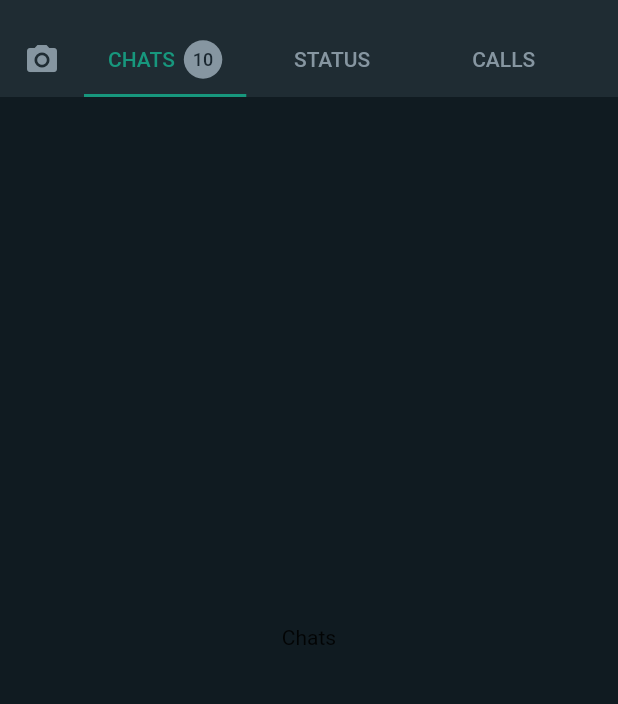
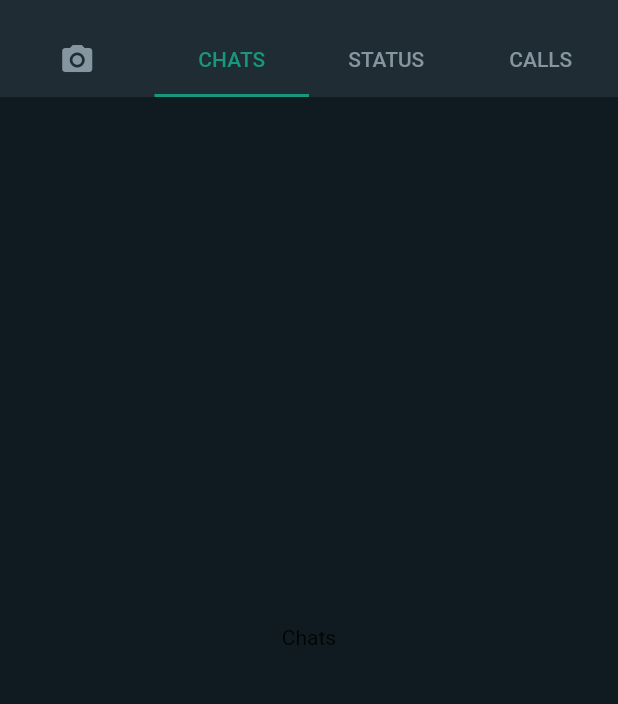
Before and after one commit to oliveira88/whatsapp, a Flutter app: the screen it shows after launch, on a phone screen of 412 x 824 dp, the part 59-763 px from its top. Run offline on Flutter 3.47's test engine with Material 2 defaults, Android fonts, the phone set to English and light mode, and no system bars.

Commit message:
Chat number indicator removed

```diff
--- a/lib/views/home/home.dart
+++ b/lib/views/home/home.dart
@@ -7,6 +7,7 @@
   Home({Key? key}) : super(key: key);
   @override
   Widget build(BuildContext context) {
+    String valueText = '120';
     return DefaultTabController(
       length: 4,
       initialIndex: 1,
@@ -44,53 +45,16 @@
                         onPressed: () {},
                       ),
                     ],
-                    bottom: PreferredSize(
-                      preferredSize: Size.fromHeight(48),
-                      child: Container(
-                        alignment: Alignment.topLeft,
-                        width: double.infinity,
-                        child: TabBar(
-                          tabs: [
-                            Tab(icon: Icon(Icons.camera_alt)),
-                            Container(
-                              child: Tab(
-                                child: Row(
-                                  children: [
-                                    Text('CHATS'),
-                                    Container(
-                                      alignment: Alignment.center,
-                                      padding: EdgeInsets.all(6),
-                                      margin: EdgeInsets.only(left: 6),
-                                      decoration: BoxDecoration(
-                                        shape: BoxShape.circle,
-                                        color: ColorTheme.GreyPrimary,
-                                      ),
-                                      child: Text(
-                                        '10',
-                                        style: TextStyle(
-                                          fontSize: 12,
-                                          color: ColorTheme.BlackPrimary,
-                                        ),
-                                      ),
-                                    )
-                                  ],
-                                ),
-                              ),
-                            ),
-                            SizedBox(
-                                width: MediaQuery.of(context).size.width / 5,
-                                child: Tab(text: 'STATUS')),
-                            SizedBox(
-                                width: MediaQuery.of(context).size.width / 5,
-                                child: Tab(text: 'CALLS')),
-                          ],
-                          isScrollable: true,
-                          indicatorSize: TabBarIndicatorSize.tab,
-                          labelColor: ColorTheme.GreenPrimary,
-                          indicatorColor: ColorTheme.GreenPrimary,
-                          unselectedLabelColor: ColorTheme.GreyPrimary,
-                        ),
-                      ),
+                    bottom: TabBar(
+                      tabs: const [
+                        Tab(icon: Icon(Icons.camera_alt)),
+                        Tab(child: Text('CHATS')),
+                        Tab(text: 'STATUS'),
+                        Tab(text: 'CALLS'),
+                      ],
+                      labelColor: ColorTheme.GreenPrimary,
+                      indicatorColor: ColorTheme.GreenPrimary,
+                      unselectedLabelColor: ColorTheme.GreyPrimary,
                     ),
                   ),
                 ];
```
